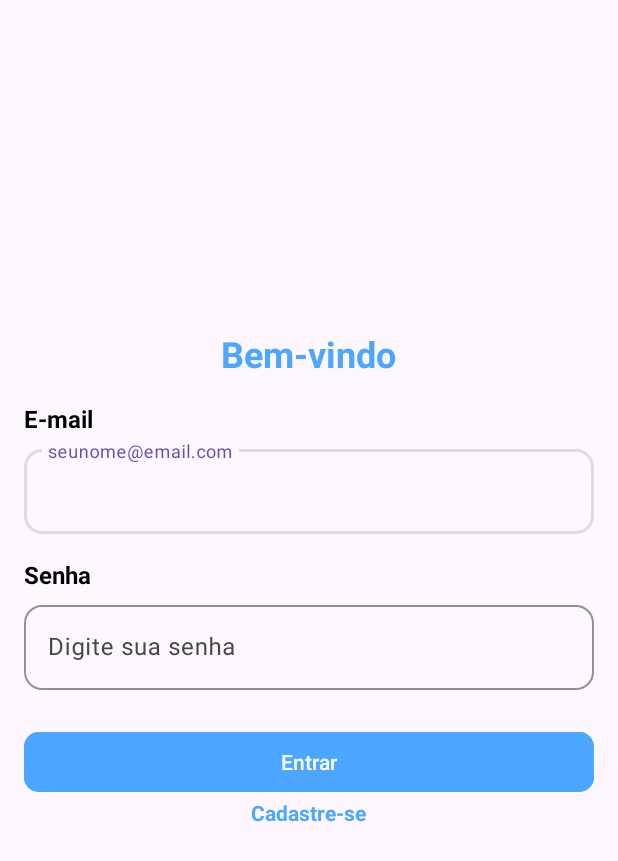
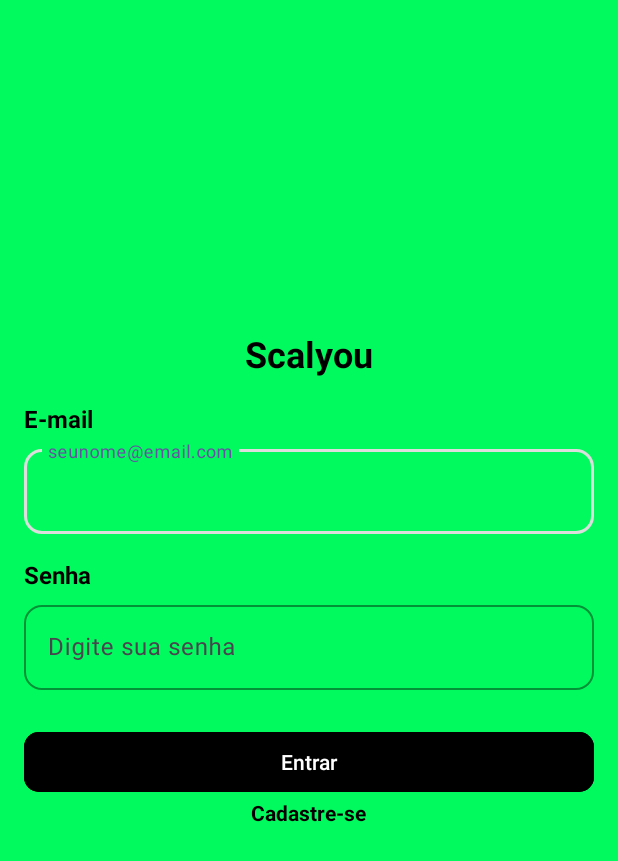
Before and after one commit to Rafildsz/Scalyou-system-n, an Android app: the screen it shows after launch (MainActivity), on a phone screen of 412 x 824 dp. Shown: the top 861 px of the screen. Run offline under Robolectric (Android 15) with nearby library versions, the phone set to English and light mode, and no system bars; 1 statement that could not run was skipped.

Commit message:
Ajustando visual Tela Login

```diff
--- a/app/src/main/res/layout/activity_main.xml
+++ b/app/src/main/res/layout/activity_main.xml
@@ -5,7 +5,8 @@
     android:layout_height="match_parent"
     android:orientation="vertical"
     android:padding="16dp"
-    android:gravity="center">
+    android:gravity="center"
+    android:background="#01FB5E">
 
     <TextView
         android:id="@+id/textView"
@@ -13,7 +14,7 @@
         android:layout_height="wrap_content"
         android:layout_gravity="center_horizontal"
         android:text="@string/login"
-        android:textColor="#4DA6FF"
+        android:textColor="#000000"
         android:textSize="24sp"
         android:textStyle="bold" />
 
@@ -63,7 +64,7 @@
         app:boxCornerRadiusTopEnd="12dp"
         app:boxCornerRadiusBottomStart="12dp"
         app:boxCornerRadiusBottomEnd="12dp"
-        app:boxStrokeColor="#DDDDDD"
+        app:boxStrokeColor="#FFFFFF"
         android:layout_marginTop="4dp">
         <com.google.android.material.textfield.TextInputEditText
             android:layout_width="match_parent"
@@ -78,7 +79,7 @@
         android:layout_width="match_parent"
         android:layout_height="wrap_content"
         android:layout_marginTop="24dp"
-        android:backgroundTint="#4DA6FF"
+        android:backgroundTint="#000000"
         android:text="@string/entrar"
         app:cornerRadius="10dp" />
 
@@ -87,7 +88,7 @@
         android:layout_width="wrap_content"
         android:layout_height="wrap_content"
         android:text="Cadastre-se"
-        android:textColor="#4DA6FF"
+        android:textColor="#000000"
         android:textStyle="bold"
         android:minHeight="48dp"
         app:layout_constraintBottom_toBottomOf="parent"
--- a/app/src/main/res/values/strings.xml
+++ b/app/src/main/res/values/strings.xml
@@ -1,5 +1,5 @@
 <resources>
     <string name="app_name">Scalyou</string>
     <string name="entrar">Entrar</string>
-    <string name="login">Bem-vindo</string>
+    <string name="login">Scalyou</string>
 </resources>
```
